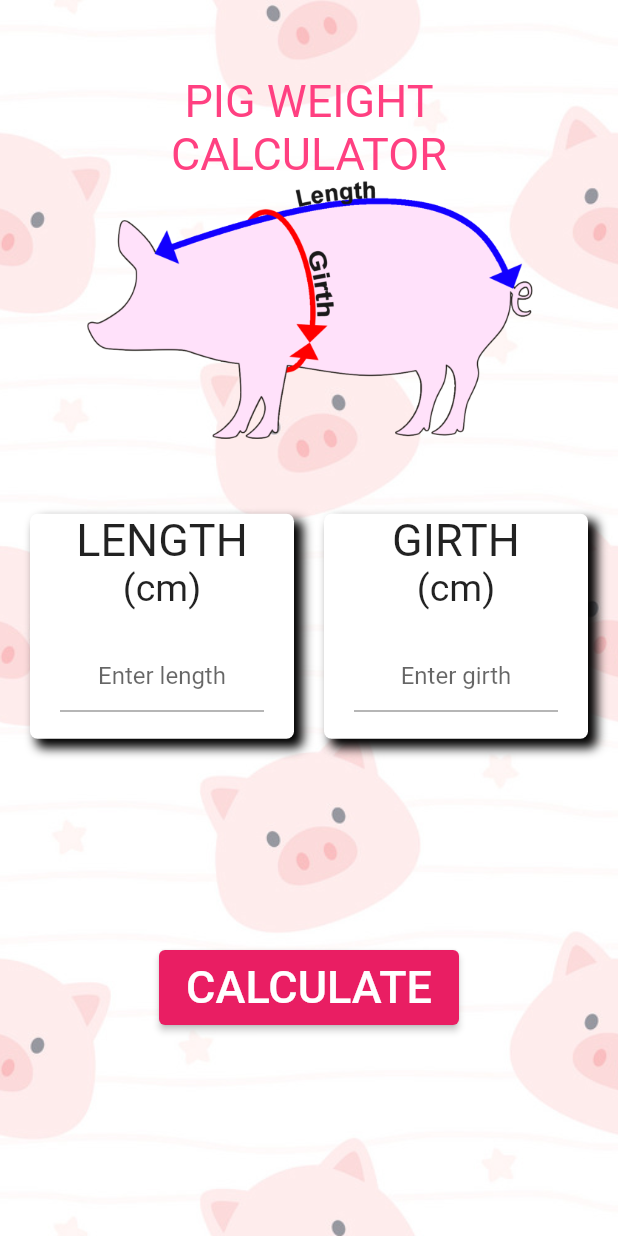
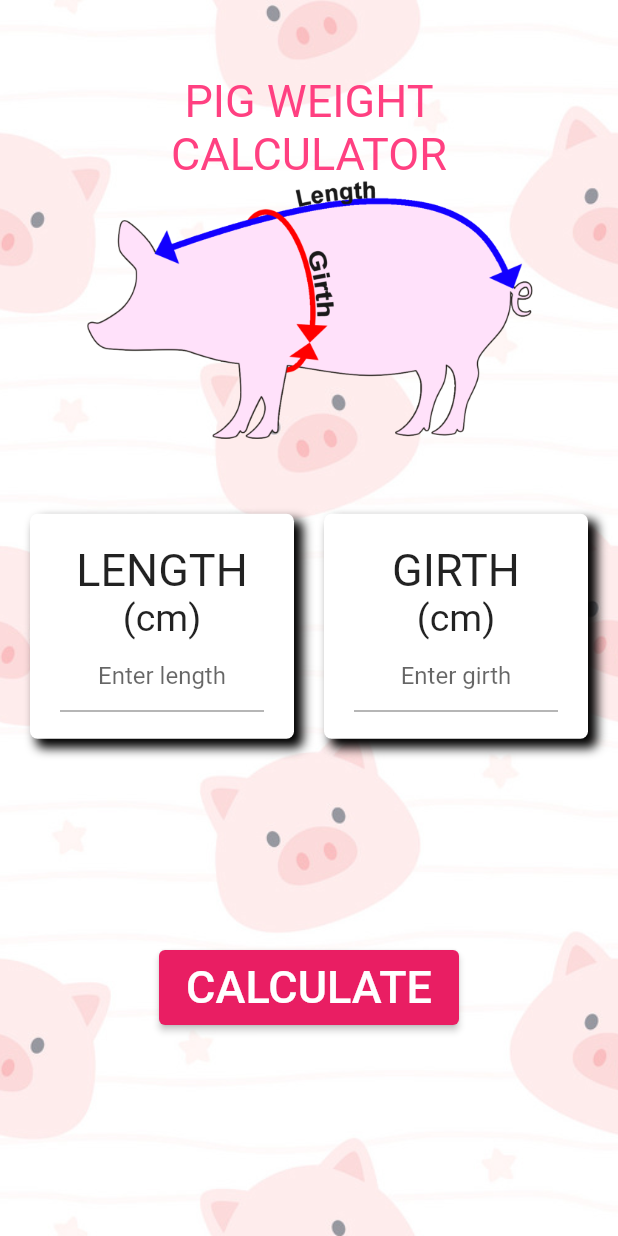
Before and after one commit to Navaphat/midterm_620710663, a Flutter app: the screen it shows after launch, on a phone screen of 412 x 824 dp. Run offline on Flutter 3.47's test engine with Material 2 defaults, Android fonts, the phone set to English and light mode, and no system bars.

Commit message:
Initial Commit

```diff
--- a/lib/main.dart
+++ b/lib/main.dart
@@ -71,11 +71,12 @@
                                 ),
                               ],
                             ),
+                            child: Padding(
+                              padding: const EdgeInsets.only(top: 20.0),
                               child: Column(
                                 children: [
                                   Text('LENGTH', style: TextStyle(fontSize: 30.0),),
                                   Text('(cm)', style: TextStyle(fontSize: 25.0),),
-                                SizedBox(height: 20,),
                                   Padding(
                                     padding: const EdgeInsets.only(left: 20.0, right: 20.0),
                                     child: TextField(
@@ -90,6 +91,7 @@
                                 ],
                               ),
                             ),
+                          ),
                           width: 250,
                           height: 150,
                         ),
@@ -98,11 +100,12 @@
                       Expanded(
                         child: SizedBox(
                           child: Container(
+                            child: Padding(
+                              padding: const EdgeInsets.only(top: 20.0),
                               child: Column(
                                 children: [
                                   Text('GIRTH', style: TextStyle(fontSize: 30.0),),
                                   Text('(cm)', style: TextStyle(fontSize: 25.0),),
-                                SizedBox(height: 20,),
                                   Padding(
                                     padding: const EdgeInsets.only(left: 20.0, right: 20.0),
                                     child: TextField(
@@ -114,6 +117,7 @@
                                     ),
                                   ),
                                 ],
+                              ),
                             ),
                             decoration: BoxDecoration(
                               color: Colors.white,
```
Lines whose indentation alone changed are shown as unchanged.
